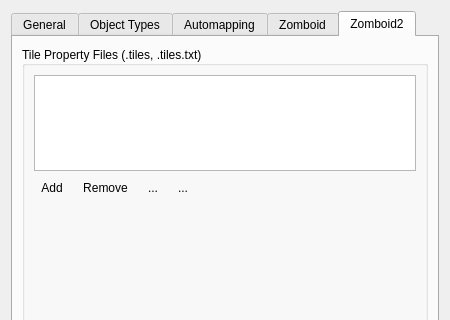
Old version of the form TileZed/src/tiled/preferencesdialog.ui in the repository Unjammer/PZ_Mapping_Tools; both pictures show x 0 to 450 and y 0 to 320 of the 450 by 582 pixel window.
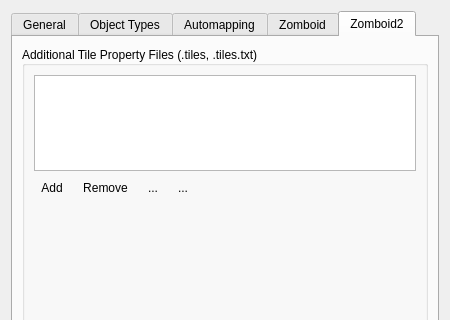
New version of the form. The open tabs and pages were chosen to show the change. Icons and pictures are not drawn. Custom widgets are drawn as their Qt base class.

```diff
--- a/TileZed/src/tiled/preferencesdialog.ui
+++ b/TileZed/src/tiled/preferencesdialog.ui
@@ -684,7 +684,10 @@
           </sizepolicy>
          </property>
          <property name="title">
-          <string>Tile Property Files (.tiles, .tiles.txt)</string>
+          <string>Additional Tile Property Files (.tiles, .tiles.txt)</string>
+         </property>
+         <property name="toolTip">
+          <string>Game definitions are loaded automatically. List mod files in game load order, with each patch after the definition it changes.</string>
          </property>
          <property name="alignment">
           <set>Qt::AlignLeading|Qt::AlignLeft|Qt::AlignVCenter</set>
```
